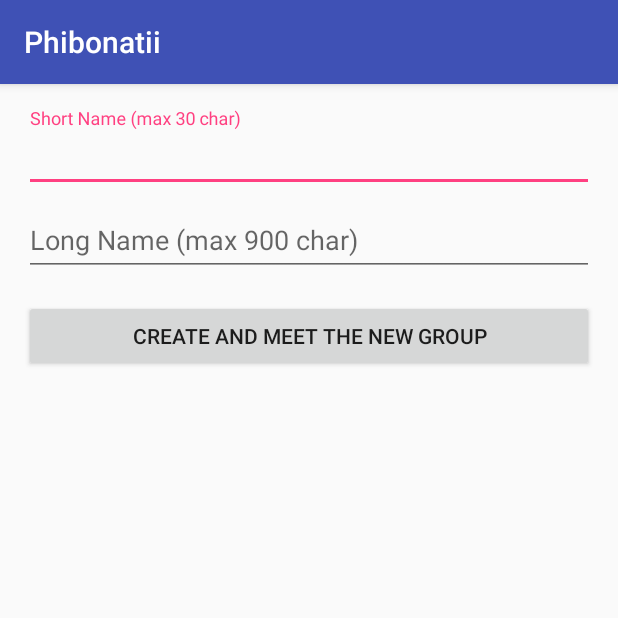
After one commit to dufarah73/phibonatii, an Android app: the NewGroupActivity screen opened directly, with no data from a screen before it, on a phone screen of 412 x 824 dp, the top half of it. The commit adds this screen. Run offline under Robolectric (Android 15) with nearby library versions, the phone set to English and light mode, and no system bars.

Commit message:
iniciando NewGroup e FindGroup

```diff
--- /dev/null
+++ b/app/src/main/res/layout/activity_new_group.xml
@@ -0,0 +1,60 @@
+<?xml version="1.0" encoding="utf-8"?>
+<LinearLayout xmlns:android="http://schemas.android.com/apk/res/android"
+    xmlns:tools="http://schemas.android.com/tools"
+    android:layout_width="match_parent"
+    android:layout_height="match_parent"
+    android:gravity="center_horizontal"
+    android:orientation="vertical"
+    android:paddingBottom="@dimen/activity_vertical_margin"
+    android:paddingLeft="@dimen/activity_horizontal_margin"
+    android:paddingRight="@dimen/activity_horizontal_margin"
+    android:paddingTop="@dimen/activity_vertical_margin"
+    tools:context=".NewGroupActivity">
+
+    <ScrollView
+        android:layout_width="match_parent"
+        android:layout_height="match_parent">
+
+        <LinearLayout
+            android:layout_width="match_parent"
+            android:layout_height="wrap_content"
+            android:orientation="vertical">
+
+            <android.support.design.widget.TextInputLayout
+                android:layout_width="match_parent"
+                android:layout_height="wrap_content">
+
+                <AutoCompleteTextView
+                    android:id="@+id/newgr_edit_shortname"
+                    android:layout_width="match_parent"
+                    android:layout_height="wrap_content"
+                    android:hint="@string/hint_shortname"
+                    android:maxLines="1"
+                    android:singleLine="true" />
+
+            </android.support.design.widget.TextInputLayout>
+
+            <android.support.design.widget.TextInputLayout
+                android:layout_width="match_parent"
+                android:layout_height="wrap_content">
+
+                <EditText
+                    android:id="@+id/newgr_edit_longname"
+                    android:layout_width="match_parent"
+                    android:layout_height="wrap_content"
+                    android:hint="@string/hint_longname" />
+
+            </android.support.design.widget.TextInputLayout>
+
+            <Button
+                android:id="@+id/newgr_button_newgroup"
+                android:layout_width="match_parent"
+                android:layout_height="wrap_content"
+                android:layout_marginTop="16dp"
+                android:onClick="newGroup"
+                android:text="@string/button_new_group" />
+
+        </LinearLayout>
+    </ScrollView>
+
+</LinearLayout>
--- a/app/src/main/res/values/strings.xml
+++ b/app/src/main/res/values/strings.xml
@@ -10,8 +10,9 @@
     <string name="button_change_password">Change Password</string>
     <string name="button_join">Join</string>
     <string name="button_retrieve_passasking">Retrieve Pass Asking</string>
-    <string name="button_new_group">New Group</string>
+    <string name="button_new_group">Create and Meet the New Group</string>
     <string name="button_find_group">Find Group</string>
+    <string name="button_meet">Meet Group</string>
     <string name="button_leave_group">Leave Group</string>
     <string name="button_logout">Logout</string>
 
@@ -23,6 +24,9 @@
     <string name="hint_passasking">Asking</string>
     <string name="hint_passanswer">Answer</string>
     <string name="hint_personal_question">Personal Question - Used only when forget password</string>
+    <string name="hint_shortname">Short Name (max 30 char)</string>
+    <string name="hint_longname">Long Name (max 900 char)</string>
+    <string name="hint_searchtext">Search Text</string>
 
     <string name="action_password">Enter Password</string>
 
```
Also changed, not shown: app/src/main/AndroidManifest.xml (+4 -3 lines), app/src/main/java/br/com/phibonatii/phibonatii/FindGroupActivity.java (added, +59 -0 lines), app/src/main/java/br/com/phibonatii/phibonatii/JoinActivity.java (+5 -5 lines), app/src/main/java/br/com/phibonatii/phibonatii/NewGroupActivity.java (added, +83 -0 lines), app/src/main/java/br/com/phibonatii/phibonatii/WebClient.java (+75 -1 lines), app/src/main/res/layout/activity_find_group.xml (added, +62 -0 lines).
